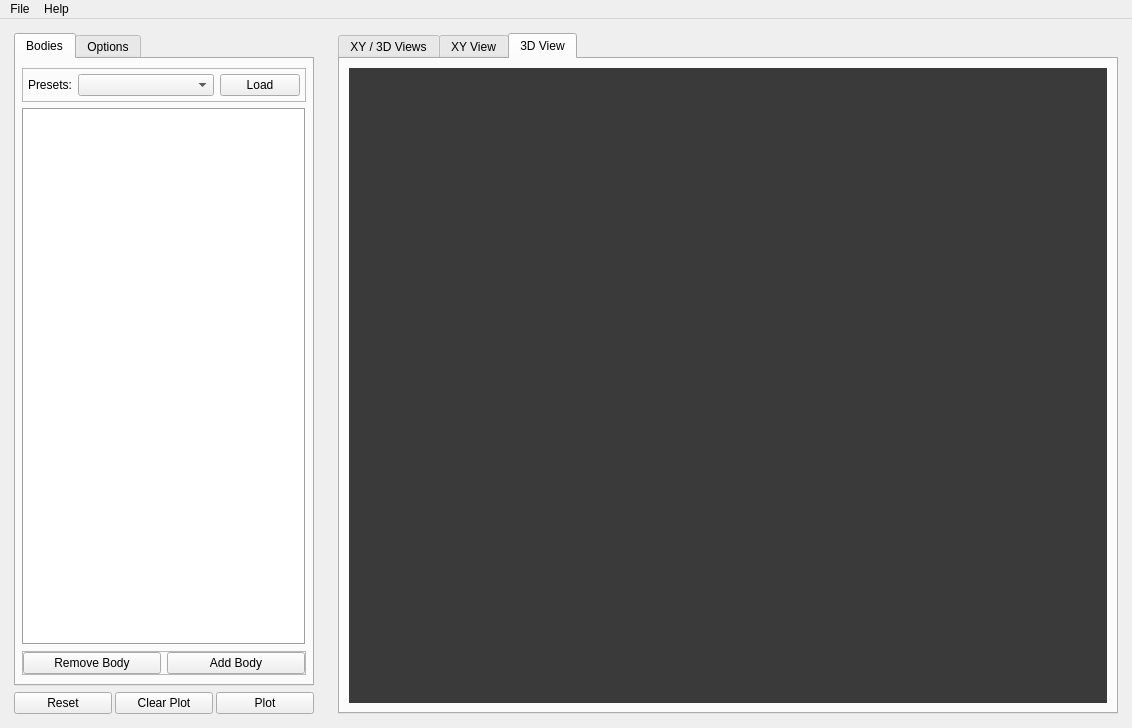
Qt form lib/assets/gui/mainWindow.ui (jwfraustro/AST3211-jfraustro) before a commit.
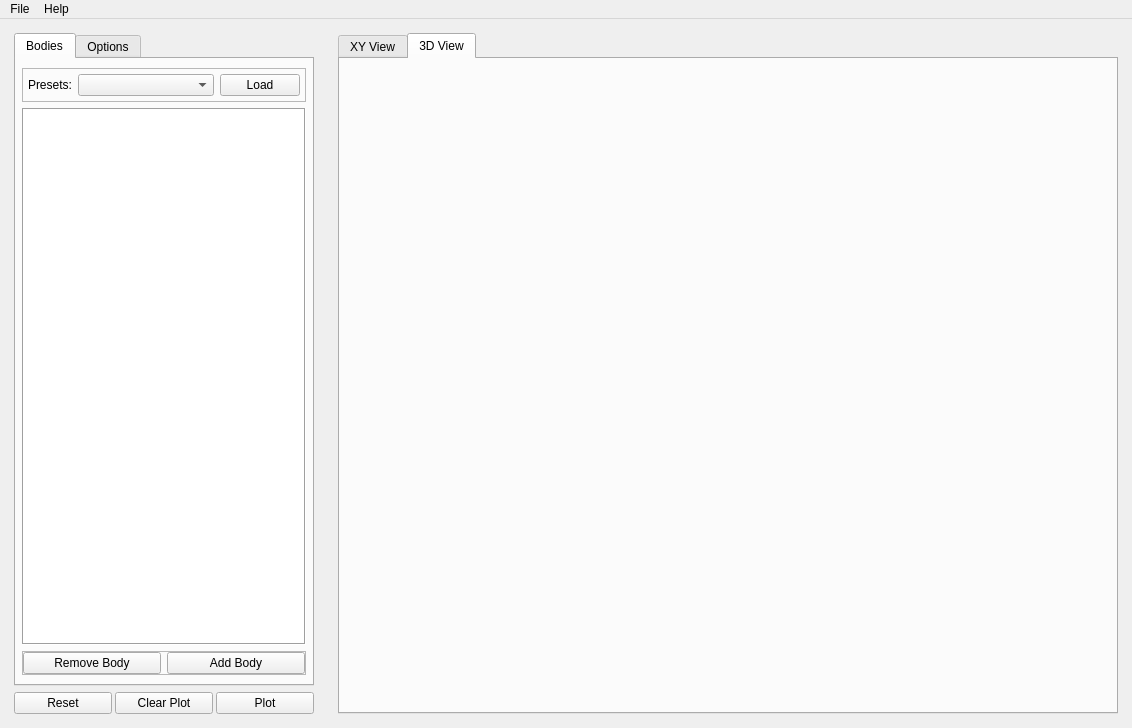
The same form after that commit. The open tabs and pages were chosen to show the change.

The edit to the form file:
```diff
--- a/lib/assets/gui/mainWindow.ui
+++ b/lib/assets/gui/mainWindow.ui
@@ -475,32 +475,6 @@
          <property name="currentIndex">
           <number>0</number>
          </property>
-         <widget class="QWidget" name="TAB_XY_3D">
-          <attribute name="title">
-           <string>XY / 3D Views</string>
-          </attribute>
-          <layout class="QHBoxLayout" name="horizontalLayout_3">
-           <item>
-            <widget class="QWidget" name="graph_3D_2" native="true">
-             <property name="styleSheet">
-              <string notr="true">background-color: rgb(58, 58, 58);</string>
-             </property>
-            </widget>
-           </item>
-           <item>
-            <widget class="QWidget" name="graph_xy_2" native="true">
-             <property name="autoFillBackground">
-              <bool>false</bool>
-             </property>
-             <property name="styleSheet">
-              <string notr="true">background-color: rgb(58, 58, 58);</string>
-             </property>
-            </widget>
-           </item>
-          </layout>
-          <zorder>graph_xy_2</zorder>
-          <zorder>graph_3D_2</zorder>
-         </widget>
          <widget class="QWidget" name="TAB_XY">
           <attribute name="title">
            <string>XY View</string>
@@ -519,20 +493,28 @@
           </layout>
          </widget>
          <widget class="QWidget" name="TAB_3D">
+          <property name="sizePolicy">
+           <sizepolicy hsizetype="Maximum" vsizetype="Maximum">
+            <horstretch>0</horstretch>
+            <verstretch>0</verstretch>
+           </sizepolicy>
+          </property>
           <attribute name="title">
            <string>3D View</string>
           </attribute>
           <layout class="QVBoxLayout" name="verticalLayout_4">
-           <item>
-            <widget class="QWidget" name="graph_3d" native="true">
-             <property name="autoFillBackground">
-              <bool>false</bool>
-             </property>
-             <property name="styleSheet">
-              <string notr="true">background-color: rgb(58, 58, 58);</string>
-             </property>
-            </widget>
-           </item>
+           <property name="leftMargin">
+            <number>0</number>
+           </property>
+           <property name="topMargin">
+            <number>0</number>
+           </property>
+           <property name="rightMargin">
+            <number>0</number>
+           </property>
+           <property name="bottomMargin">
+            <number>0</number>
+           </property>
           </layout>
          </widget>
         </widget>
```
Left out of the diff: 15 changed lines with no effect on the pictures.
